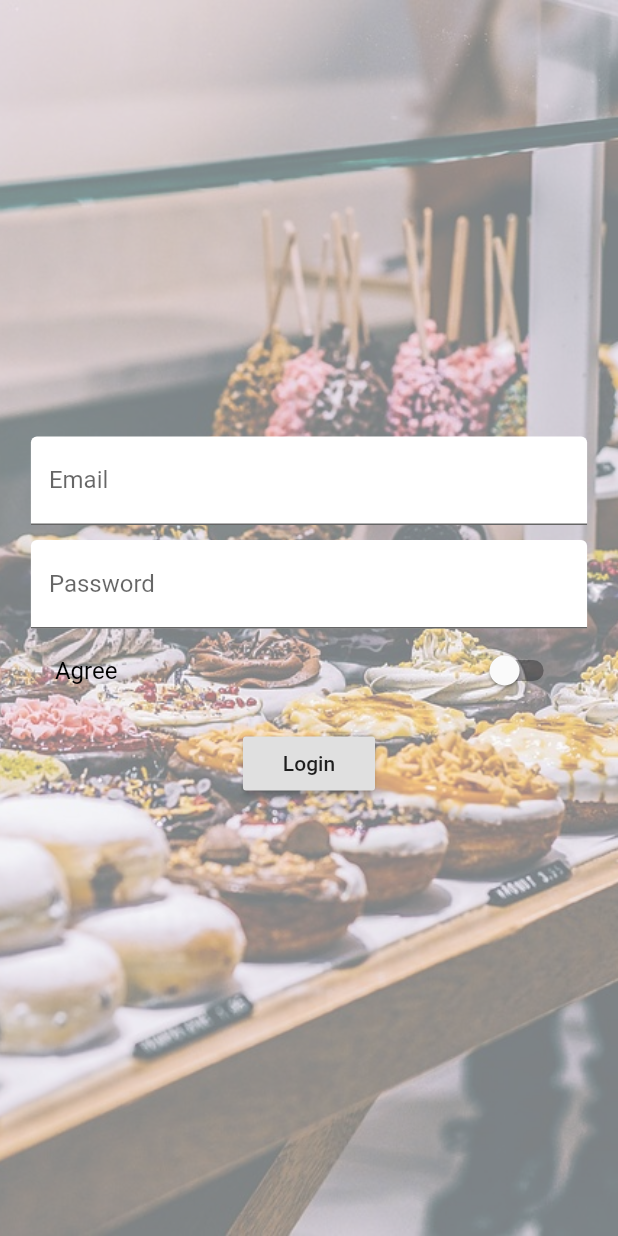
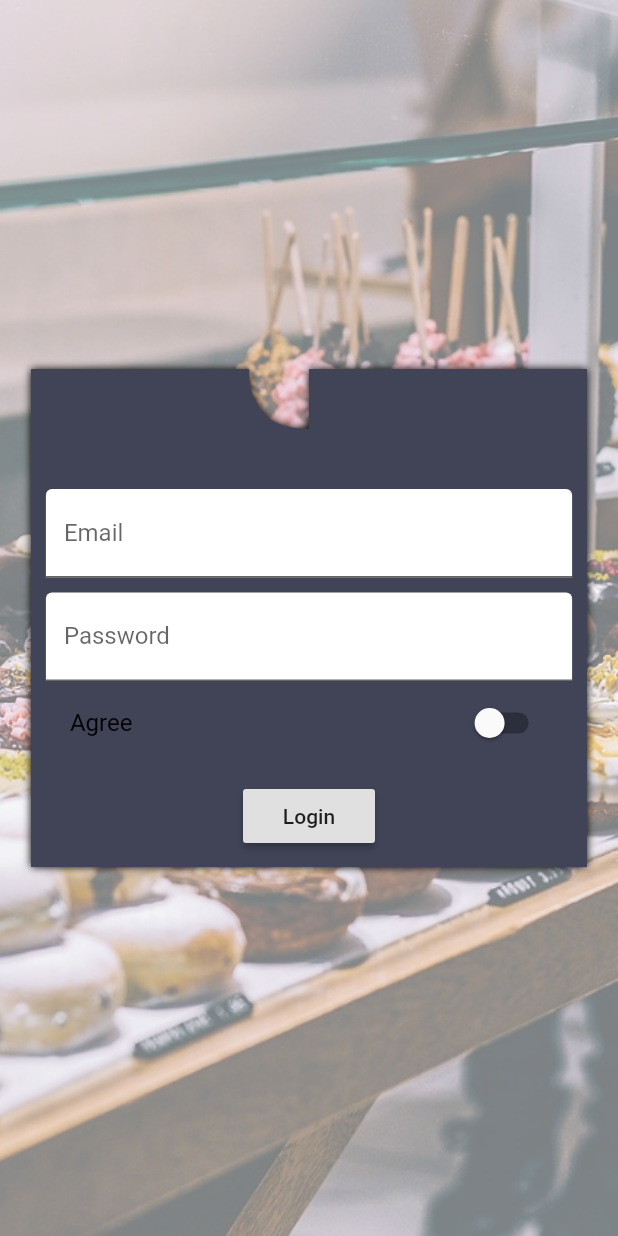
Before and after one commit to takmilul/Flutter-Demo, a Flutter app: the screen it shows after launch, on a phone screen of 412 x 824 dp. Run offline on Flutter 3.47's test engine with Material 2 defaults, Android fonts, the phone set to English and light mode, and no system bars; our stand-ins replace fluttertoast, toast.

Commit message:
design commit

```diff
--- a/lib/pages/custom_shape_clipper.dart
+++ b/lib/custom_shape/custom_shape_clipper.dart
@@ -8,12 +8,10 @@ class CustomShapeClipper extends CustomClipper<Path>{
 
     var firstControlPoint = Offset(size.width * 0.20 , size.height -50);
     var firstEndPoint = Offset(size.width * 0.5, size.height - 30);
-
     path.quadraticBezierTo(firstControlPoint.dx, firstControlPoint.dy, firstEndPoint.dx, firstEndPoint.dy);
 
     var secondControlPoint = Offset(size.width * 0.85, size.height - 15.0);
     var secondEndPoint = Offset(size.width, size.height - 60.0);
-
     path.quadraticBezierTo(secondControlPoint.dx, secondControlPoint.dy, secondEndPoint.dx, secondEndPoint.dy);
 
     path.lineTo(size.width, 0.0);
--- /dev/null
+++ b/lib/custom_shape/profile_card_clipper.dart
@@ -0,0 +1,33 @@
+import 'package:flutter/material.dart';
+
+class ProfileCardClipper extends CustomClipper<Path>{
+  @override
+  Path getClip(Size size) {
+    final Path path = Path();
+    var width = size.width;
+    var height = size.height;
+    path.lineTo(size.width/2 - 40, 0.0);
+
+    var firstControlPoint = Offset(size.width/2-40, 40);
+    var firstEndPoint = Offset(size.width/2, 40);
+    path.quadraticBezierTo(firstControlPoint.dx, firstControlPoint.dy, firstEndPoint.dx, firstEndPoint.dy);
+
+    /*var secondControlPoint = Offset(size.width * 0.65, 60);
+    var secondEndPoint = Offset(size.width * 0.60, 0.0);
+    path.quadraticBezierTo(secondControlPoint.dx, secondControlPoint.dy, secondEndPoint.dx, secondEndPoint.dy);*/
+
+    path.lineTo(size.width * 0.5, 0.0);
+    path.lineTo(size.width, 0.0);
+    path.lineTo(size.width, size.height);
+    path.lineTo(0.0, size.height);
+    path.lineTo(0.0, 0.0);
+    path.close();
+    return path;
+  }
+
+  @override
+  bool shouldReclip(CustomClipper<Path> oldClipper) {
+    return true;
+  }
+
+}
--- a/lib/pages/auth_page.dart
+++ b/lib/pages/auth_page.dart
@@ -1,4 +1,7 @@
 import 'package:flutter/material.dart';
+import 'package:flutter_app/custom_shape/clip_shadow_path.dart';
+import 'package:flutter_app/custom_shape/custom_shape_clipper.dart';
+import 'package:flutter_app/custom_shape/profile_card_clipper.dart';
 import 'package:flutter_app/pages/product_page.dart';
 
 class AuthPage extends StatelessWidget {
@@ -7,7 +10,6 @@ class AuthPage extends StatelessWidget {
   final bool isAgreed = false;
   final Function addProduct;
   final Function deleteProduct;
-
 
   AuthPage(this.addProduct, this.deleteProduct);
 
@@ -24,8 +26,13 @@ class AuthPage extends StatelessWidget {
         padding: EdgeInsets.all(10.0),
         child: Center(
           child: SingleChildScrollView(
+            child: ClipShadowPath(
+              shadow: Shadow(blurRadius: 4.0),
+              clipper: ProfileCardClipper(),
               child: Container(
+                padding: EdgeInsets.only(top: 80.0, left: 10.0, right: 10.0, bottom: 10.0),
                 width: targetWidth,
+                color: Color(0xFF414457),
                 child: Column(
                   children: <Widget>[
                     _buildEmailTextField(),
@@ -43,6 +50,7 @@ class AuthPage extends StatelessWidget {
                           context, ProductPage.routeName),
                     ),
                   ],
+                ),
               ),
             ),
           ),
--- a/lib/pages/default_page.dart
+++ b/lib/pages/default_page.dart
@@ -1,11 +1,10 @@
 import 'package:flutter/material.dart';
 import 'package:flutter_app/custom_shape/clip_shadow_path.dart';
 
-import 'custom_shape_clipper.dart';
+import 'package:flutter_app/custom_shape/custom_shape_clipper.dart';
 
 class DefaultPage extends StatefulWidget {
 //  static const String routeName = '/';
-
   static const String routeName = '/defaultPage';
 
   @override
@@ -107,23 +106,7 @@ class _MyDefaultPageState extends State<DefaultPage> {
                     ),
                   ),
                 ),
-                Container(
-                  height: 50.0,
-                  width: 50.0,
-                  child: Center(),
-                  decoration: BoxDecoration(
-                    shape: BoxShape.circle,
-                    color: Colors.white,
-                    boxShadow: [
-                      BoxShadow(
-                        color: Colors.grey,
-                        blurRadius: 2.0,
-                        spreadRadius: 0.5,
-                        offset: Offset(0.0, 3.0),
-                      ),
-                    ],
-                  ),
-                ),
+
               ],
             ),
             SizedBox(
@@ -145,6 +128,23 @@ class _MyDefaultPageState extends State<DefaultPage> {
                     offset: Offset(0.0, 2.0),
                   ),
                 ],
+              ),
+              child: Container(
+                height: 50.0,
+                width: 50.0,
+                child: Center(),
+                decoration: BoxDecoration(
+                  shape: BoxShape.circle,
+                  color: Colors.white,
+                  boxShadow: [
+                    BoxShadow(
+                      color: Colors.grey,
+                      blurRadius: 2.0,
+                      spreadRadius: 0.5,
+                      offset: Offset(0.0, 3.0),
+                    ),
+                  ],
+                ),
               ),
             ),
           ],
```
Lines whose indentation alone changed are shown as unchanged.
